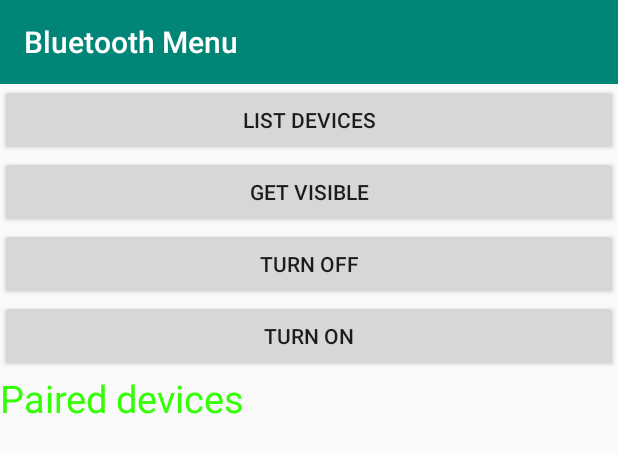
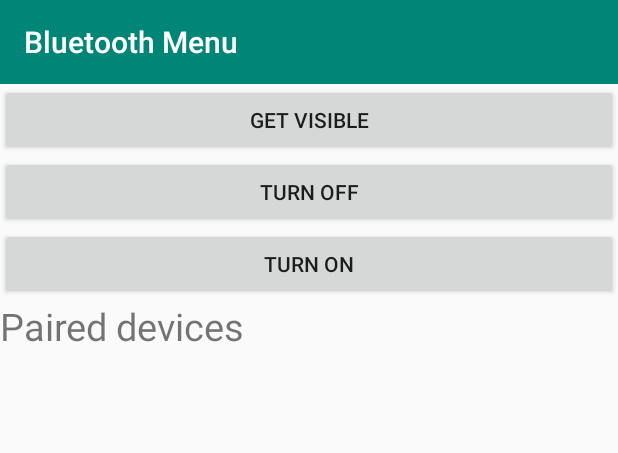
Before and after one commit to alflinusjonsson/AndroidBlueToothCar, an Android app: the layout bluetooth.xml on its own in the app's theme, with its tools: preview values and no code run, on a phone screen of 412 x 824 dp. Shown: the top 453 px of the screen. Run offline under Robolectric (Android 15) with nearby library versions, the phone set to English and light mode, and no system bars.

Commit message:
Bluetooth fixes

```diff
--- a/app/src/main/java/se/j/androidprojekt/BlueTooth.java
+++ b/app/src/main/java/se/j/androidprojekt/BlueTooth.java
@@ -20,7 +20,7 @@ public class BlueTooth extends AppCompatActivity {
     private BluetoothAdapter Bluetooth;
     private Set<BluetoothDevice> pairedDevices;
 
-    Button b1,b2,b3,b4;
+    Button b1,b2,b3;
     ListView lv;
 
 
@@ -32,7 +32,6 @@ public class BlueTooth extends AppCompatActivity {
         b1 = (Button) findViewById(R.id.button);
         b2 = (Button)findViewById(R.id.button2);
         b3 = (Button)findViewById(R.id.button3);
-        b4 = (Button)findViewById(R.id.button4);
 
         Bluetooth = BluetoothAdapter.getDefaultAdapter();
         lv = (ListView)findViewById(R.id.listView);
@@ -54,7 +53,7 @@ public class BlueTooth extends AppCompatActivity {
         Toast.makeText(getApplicationContext(), "Turned off" ,Toast.LENGTH_LONG).show();
     }
 
-    public  void visible(View v){
+    public void visible(View v){
         Intent getVisible = new Intent(BluetoothAdapter.ACTION_REQUEST_DISCOVERABLE);
         startActivityForResult(getVisible, 0);
     }
--- a/app/src/main/res/layout/bluetooth.xml
+++ b/app/src/main/res/layout/bluetooth.xml
@@ -15,14 +15,6 @@
         app:title="Bluetooth Menu" />
 
     <Button
-        android:id="@+id/button3"
-        android:layout_width="match_parent"
-        android:layout_height="wrap_content"
-        android:onClick="List"
-        android:text="@string/list_devices"
-        />
-
-    <Button
         android:id="@+id/button2"
         android:layout_width="match_parent"
         android:layout_height="wrap_content"
@@ -30,7 +22,7 @@
         android:text="@string/get_visible" />
 
     <Button
-        android:id="@+id/button4"
+        android:id="@+id/button3"
         android:layout_width="match_parent"
         android:layout_height="wrap_content"
         android:onClick="off"
@@ -56,7 +48,6 @@
         android:layout_width="wrap_content"
         android:layout_height="wrap_content"
         android:text="@string/paired_devices"
-        android:textColor="#ff34ff06"
         android:textSize="25sp" />
 
 
--- a/app/src/main/res/values/strings.xml
+++ b/app/src/main/res/values/strings.xml
@@ -1,6 +1,5 @@
 <resources>
     <string name="app_name">AndroidProjekt</string>
-    <string name="list_devices">"List devices</string>
     <string name="get_visible">Get visible</string>
     <string name="turn_off">Turn off</string>
     <string name="turn_on">Turn on</string>
```
Also changed, not shown: 1 other file.
